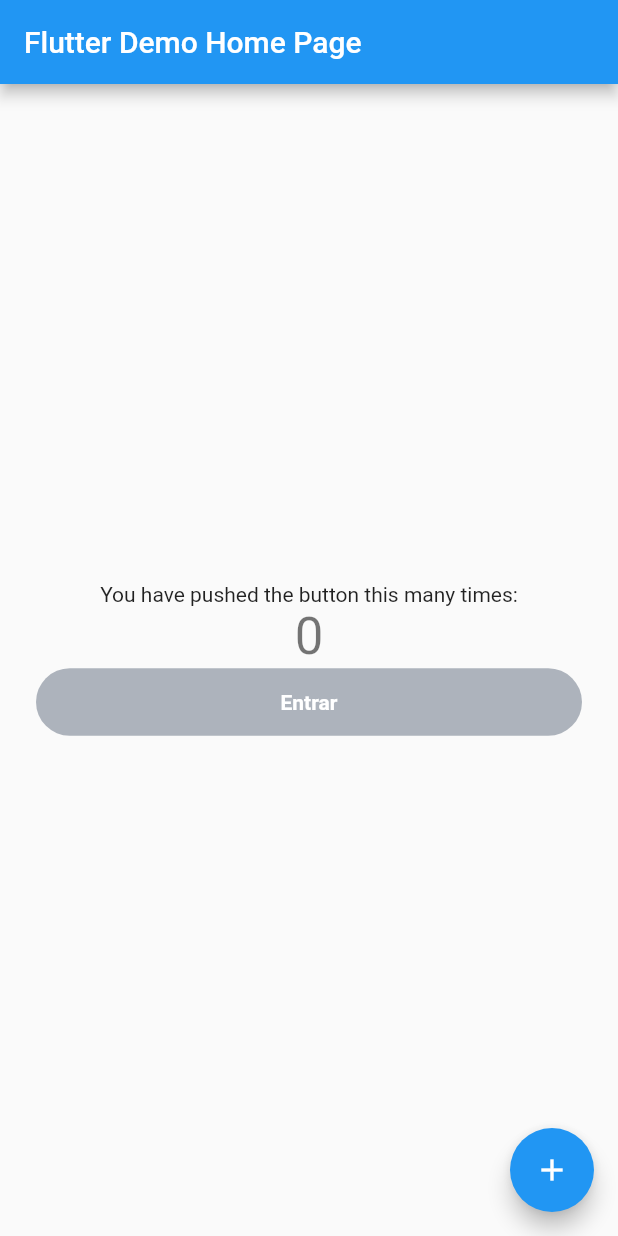
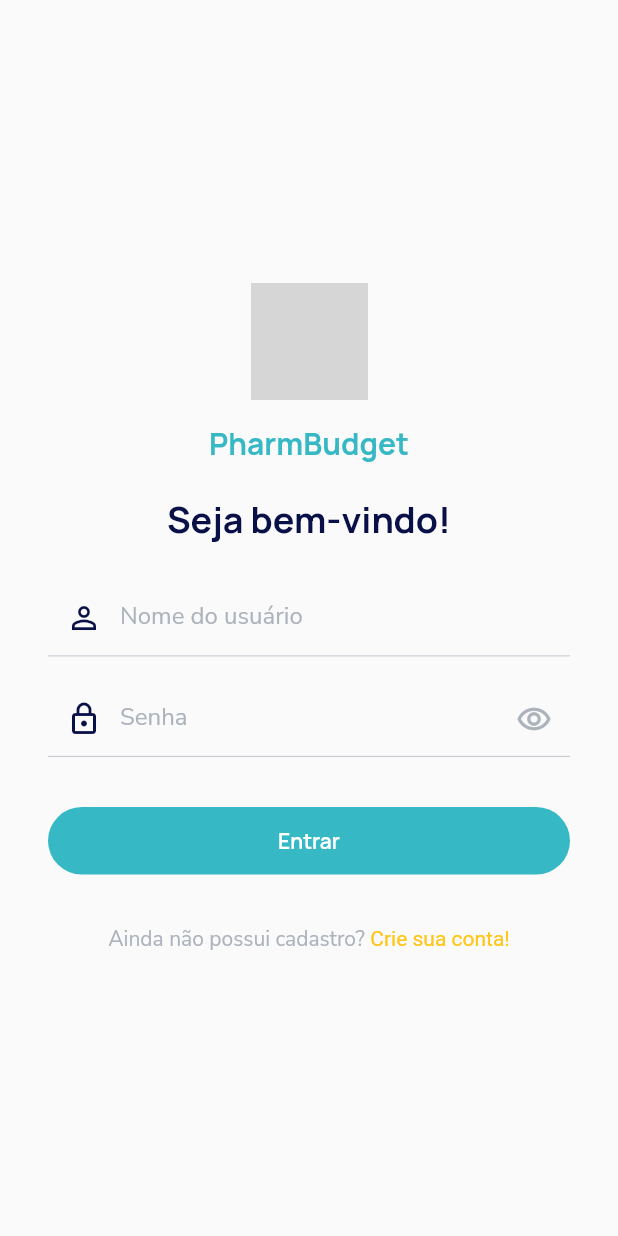
Before and after one commit to AlexOliveira123/pharm_budget_app, a Flutter app: the screen it shows after launch, on a phone screen of 412 x 824 dp. Run offline on Flutter 3.47's test engine with Material 2 defaults, Android fonts, the phone set to English and light mode, and no system bars; our stand-ins replace google_fonts; grey boxes are pictures that could not be loaded.

Commit message:
feat: LoginPage impl.

```diff
--- /dev/null
+++ b/lib/core/components/fields/input_field.dart
@@ -0,0 +1,61 @@
+import 'package:flutter/material.dart';
+import 'package:flutter/services.dart';
+
+import '../../theme/app_colors.dart';
+import '../../theme/app_spacing.dart';
+import '../../theme/app_typography.dart';
+
+class InputField extends StatelessWidget {
+  final String label;
+  final Widget? preffixIcon;
+  final bool obscureText;
+  final ValueNotifier<bool> _obscureText;
+  final int? maxLength;
+  final List<TextInputFormatter>? inputFormatters;
+
+  InputField({
+    super.key,
+    required this.label,
+    this.preffixIcon,
+    this.obscureText = false,
+    this.maxLength,
+    this.inputFormatters,
+  }) : _obscureText = ValueNotifier(obscureText);
+
+  @override
+  Widget build(BuildContext context) {
+    final defaultBorder = UnderlineInputBorder(borderSide: BorderSide(color: AppColors.grey60, width: 0.5));
+    final focusedBorder = UnderlineInputBorder(borderSide: BorderSide(color: AppColors.primary, width: 1));
+    return ValueListenableBuilder<bool>(
+      valueListenable: _obscureText,
+      builder: (_, isObscure, child) {
+        return TextField(
+          inputFormatters: inputFormatters,
+          obscureText: isObscure,
+          cursorColor: AppColors.primary,
+          maxLength: maxLength,
+          decoration: InputDecoration(
+            prefixIcon: preffixIcon,
+            contentPadding: const EdgeInsets.symmetric(vertical: AppSpacing.x2),
+            enabledBorder: defaultBorder,
+            focusedBorder: focusedBorder,
+            border: defaultBorder,
+            label: Text(label, style: AppTypography.bodyLarge.copyWith(color: AppColors.grey60)),
+            suffixIconColor: MaterialStateColor.resolveWith((states) {
+              return states.contains(MaterialState.focused) ? AppColors.darkBlue : AppColors.grey60;
+            }),
+            suffixIcon: obscureText
+                ? IconButton(
+                    splashRadius: 1,
+                    onPressed: () {
+                      _obscureText.value = !isObscure;
+                    },
+                    icon: Icon(isObscure ? Icons.remove_red_eye_outlined : Icons.remove_red_eye),
+                  )
+                : null,
+          ),
+        );
+      },
+    );
+  }
+}
--- /dev/null
+++ b/lib/core/components/spacers/horizontal_spacer.dart
@@ -0,0 +1,54 @@
+import 'package:flutter/material.dart';
+
+import '../../theme/app_spacing.dart';
+
+class HorizontalSpacer extends StatelessWidget {
+  final double _spacing;
+
+  const HorizontalSpacer({super.key, required double spacing}) : _spacing = spacing;
+
+  factory HorizontalSpacer.x1() {
+    return const HorizontalSpacer(spacing: AppSpacing.x1);
+  }
+
+  factory HorizontalSpacer.x2() {
+    return const HorizontalSpacer(spacing: AppSpacing.x2);
+  }
+
+  factory HorizontalSpacer.x3() {
+    return const HorizontalSpacer(spacing: AppSpacing.x3);
+  }
+
+  factory HorizontalSpacer.x4() {
+    return const HorizontalSpacer(spacing: AppSpacing.x4);
+  }
+
+  factory HorizontalSpacer.x5() {
+    return const HorizontalSpacer(spacing: AppSpacing.x5);
+  }
+
+  factory HorizontalSpacer.x6() {
+    return const HorizontalSpacer(spacing: AppSpacing.x6);
+  }
+
+  factory HorizontalSpacer.x7() {
+    return const HorizontalSpacer(spacing: AppSpacing.x7);
+  }
+
+  factory HorizontalSpacer.x8() {
+    return const HorizontalSpacer(spacing: AppSpacing.x8);
+  }
+
+  factory HorizontalSpacer.x9() {
+    return const HorizontalSpacer(spacing: AppSpacing.x9);
+  }
+
+  factory HorizontalSpacer.x10() {
+    return const HorizontalSpacer(spacing: AppSpacing.x10);
+  }
+
+  @override
+  Widget build(BuildContext context) {
+    return SizedBox(width: _spacing);
+  }
+}
--- /dev/null
+++ b/lib/core/components/spacers/vertical_spacer.dart
@@ -0,0 +1,54 @@
+import 'package:flutter/material.dart';
+
+import 'package:pharm_budget_app/core/theme/app_spacing.dart';
+
+class VerticalSpacer extends StatelessWidget {
+  final double _spacing;
+
+  const VerticalSpacer({super.key, required double spacing}) : _spacing = spacing;
+
+  factory VerticalSpacer.x1() {
+    return const VerticalSpacer(spacing: AppSpacing.x1);
+  }
+
+  factory VerticalSpacer.x2() {
+    return const VerticalSpacer(spacing: AppSpacing.x2);
+  }
+
+  factory VerticalSpacer.x3() {
+    return const VerticalSpacer(spacing: AppSpacing.x3);
+  }
+
+  factory VerticalSpacer.x4() {
+    return const VerticalSpacer(spacing: AppSpacing.x4);
+  }
+
+  factory VerticalSpacer.x5() {
+    return const VerticalSpacer(spacing: AppSpacing.x5);
+  }
+
+  factory VerticalSpacer.x6() {
+    return const VerticalSpacer(spacing: AppSpacing.x6);
+  }
+
+  factory VerticalSpacer.x7() {
+    return const VerticalSpacer(spacing: AppSpacing.x7);
+  }
+
+  factory VerticalSpacer.x8() {
+    return const VerticalSpacer(spacing: AppSpacing.x8);
+  }
+
+  factory VerticalSpacer.x9() {
+    return const VerticalSpacer(spacing: AppSpacing.x9);
+  }
+
+  factory VerticalSpacer.x10() {
+    return const VerticalSpacer(spacing: AppSpacing.x10);
+  }
+
+  @override
+  Widget build(BuildContext context) {
+    return SizedBox(height: _spacing);
+  }
+}
--- a/lib/core/theme/app_colors.dart
+++ b/lib/core/theme/app_colors.dart
@@ -7,6 +7,7 @@ abstract class AppColors {
   static Color secondaryLight = const Color(0XFFFFFAF3);
   static Color accent = const Color(0XFFFF5A5A);
   static Color accentLight = const Color(0XFFE8D8D8);
+  static Color darkBlue = const Color(0XFF090F47);
   static Color white100 = const Color(0XFFFFFFFF);
   static Color white80 = const Color(0XFFF9FAFA);
   static Color grey100 = const Color(0XFF111111);
--- /dev/null
+++ b/lib/core/theme/app_images.dart
@@ -0,0 +1,5 @@
+abstract class AppImages {
+  static const path = 'assets/';
+
+  static const logo = '$path/logo.png';
+}
--- /dev/null
+++ b/lib/core/theme/app_spacing.dart
@@ -0,0 +1,12 @@
+abstract class AppSpacing {
+  static const x1 = 4.0;
+  static const x2 = 8.0;
+  static const x3 = 12.0;
+  static const x4 = 16.0;
+  static const x5 = 20.0;
+  static const x6 = 24.0;
+  static const x7 = 28.0;
+  static const x8 = 32.0;
+  static const x9 = 36.0;
+  static const x10 = 40.0;
+}
--- a/lib/core/theme/app_typography.dart
+++ b/lib/core/theme/app_typography.dart
@@ -1,16 +1,17 @@
 import 'package:flutter/material.dart';
+import 'package:google_fonts/google_fonts.dart';
 
 abstract class AppTypography {
-  static const headline1 = TextStyle(fontFamily: 'Manrope', fontSize: 40, fontWeight: FontWeight.bold);
-  static const headline3 = TextStyle(fontFamily: 'Manrope', fontSize: 24, fontWeight: FontWeight.bold);
-  static const headline2 = TextStyle(fontFamily: 'Manrope', fontSize: 28, fontWeight: FontWeight.bold);
-  static const headline4 = TextStyle(fontFamily: 'Manrope', fontSize: 16, fontWeight: FontWeight.bold);
-  static const headline5 = TextStyle(fontFamily: 'Manrope', fontSize: 14, fontWeight: FontWeight.bold);
-  static const headline6 = TextStyle(fontFamily: 'Manrope', fontSize: 12, fontWeight: FontWeight.bold);
-  static const bodyLarge = TextStyle(fontFamily: 'Nunito Sans', fontSize: 16, fontWeight: FontWeight.w400);
-  static const bodyMedium = TextStyle(fontFamily: 'Nunito Sans', fontSize: 14, fontWeight: FontWeight.w400);
-  static const bodySmall = TextStyle(fontFamily: 'Nunito Sans', fontSize: 12, fontWeight: FontWeight.w400);
-  static const buttonLarge = TextStyle(fontFamily: 'Manrope', fontSize: 16, fontWeight: FontWeight.w600);
-  static const buttonMedium = TextStyle(fontFamily: 'Manrope', fontSize: 14, fontWeight: FontWeight.w600);
-  static const buttonSmall = TextStyle(fontFamily: 'Manrope', fontSize: 12, fontWeight: FontWeight.w600);
+  static final headline1 = GoogleFonts.manrope(textStyle: const TextStyle(fontSize: 40, fontWeight: FontWeight.bold));
+  static final headline2 = GoogleFonts.manrope(textStyle: const TextStyle(fontSize: 28, fontWeight: FontWeight.bold));
+  static final headline3 = GoogleFonts.manrope(textStyle: const TextStyle(fontSize: 24, fontWeight: FontWeight.bold));
+  static final headline4 = GoogleFonts.manrope(textStyle: const TextStyle(fontSize: 20, fontWeight: FontWeight.bold));
+  static final headline5 = GoogleFonts.manrope(textStyle: const TextStyle(fontSize: 14, fontWeight: FontWeight.bold));
+  static final headline6 = GoogleFonts.manrope(textStyle: const TextStyle(fontSize: 12, fontWeight: FontWeight.bold));
+  static final bodyLarge = GoogleFonts.nunitoSans(textStyle: const TextStyle(fontSize: 16, fontWeight: FontWeight.w400));
+  static final bodyMedium = GoogleFonts.nunitoSans(textStyle: const TextStyle(fontSize: 14, fontWeight: FontWeight.w400));
+  static final bodySmall = GoogleFonts.nunitoSans(textStyle: const TextStyle(fontSize: 12, fontWeight: FontWeight.w400));
+  static final buttonLarge = GoogleFonts.manrope(textStyle: const TextStyle(fontSize: 16, fontWeight: FontWeight.w600));
+  static final buttonMedium = GoogleFonts.manrope(textStyle: const TextStyle(fontSize: 14, fontWeight: FontWeight.w600));
+  static final buttonSmall = GoogleFonts.manrope(textStyle: const TextStyle(fontSize: 12, fontWeight: FontWeight.w600));
 }
--- /dev/null
+++ b/lib/features/ui/pages/login_page.dart
@@ -0,0 +1,71 @@
+import 'package:flutter/material.dart';
+import 'package:pharm_budget_app/core/components/spacers/vertical_spacer.dart';
+import 'package:pharm_budget_app/core/theme/app_images.dart';
+import 'package:pharm_budget_app/core/theme/app_typography.dart';
+
+import '../../../core/components/buttons/primary_button.dart';
+import '../../../core/components/fields/input_field.dart';
+import '../../../core/theme/app_colors.dart';
+import '../../../core/theme/app_spacing.dart';
+
+class LoginPage extends StatefulWidget {
+  const LoginPage({super.key});
+
+  @override
+  State<LoginPage> createState() => _LoginPageState();
+}
+
+class _LoginPageState extends State<LoginPage> {
+  @override
+  Widget build(BuildContext context) {
+    return Scaffold(
+      body: Center(
+        child: Padding(
+          padding: const EdgeInsets.symmetric(horizontal: AppSpacing.x8),
+          child: SingleChildScrollView(
+            child: Column(
+              mainAxisAlignment: MainAxisAlignment.center,
+              children: <Widget>[
+                Image.asset(AppImages.logo),
+                VerticalSpacer.x4(),
+                Text('PharmBudget', style: AppTypography.headline4.copyWith(color: AppColors.primary)),
+                VerticalSpacer.x5(),
+                Text('Seja bem-vindo!', style: AppTypography.headline3.copyWith(color: AppColors.darkBlue)),
+                VerticalSpacer.x6(),
+                InputField(
+                  label: 'Nome do usuário',
+                  preffixIcon: Icon(Icons.person_outline, color: AppColors.darkBlue),
+                ),
+                VerticalSpacer.x4(),
+                InputField(
+                  label: 'Senha',
+                  preffixIcon: Icon(Icons.lock_outlined, color: AppColors.darkBlue),
+                  obscureText: true,
+                ),
+                VerticalSpacer.x8(),
+                PrimaryButton(
+                  label: 'Entrar',
+                  isEnabled: true,
+                  onPressed: () {},
+                ),
+                VerticalSpacer.x8(),
+                GestureDetector(
+                  onTap: () {},
+                  child: RichText(
+                    text: TextSpan(
+                      style: AppTypography.bodyMedium.copyWith(color: AppColors.grey60),
+                      text: 'Ainda não possui cadastro? ',
+                      children: [
+                        TextSpan(text: 'Crie sua conta!', style: TextStyle(color: AppColors.secondary)),
+                      ],
+                    ),
+                  ),
+                )
+              ],
+            ),
+          ),
+        ),
+      ),
+    );
+  }
+}
--- a/lib/main.dart
+++ b/lib/main.dart
@@ -1,6 +1,5 @@
 import 'package:flutter/material.dart';
-import 'package:pharm_budget_app/core/components/buttons/primary_button.dart';
-import 'package:pharm_budget_app/core/theme/app_typography.dart';
+import 'features/ui/pages/login_page.dart';
 
 void main() {
   runApp(const MyApp());
@@ -11,67 +10,10 @@ class MyApp extends StatelessWidget {
 
   @override
   Widget build(BuildContext context) {
-    return MaterialApp(
+    return const MaterialApp(
       debugShowCheckedModeBanner: false,
-      title: 'Flutter Demo',
-      theme: ThemeData(
-        primarySwatch: Colors.blue,
-      ),
-      home: const MyHomePage(title: 'Flutter Demo Home Page'),
+      title: 'Pharm Budget',
+      home: LoginPage(),
     );
   }
 }
-
-class MyHomePage extends StatefulWidget {
-  const MyHomePage({super.key, required this.title});
-
-  final String title;
-
-  @override
-  State<MyHomePage> createState() => _MyHomePageState();
-}
-
-class _MyHomePageState extends State<MyHomePage> {
-  int _counter = 0;
-
-  void _incrementCounter() {
-    setState(() {
-      _counter++;
-    });
-  }
-
-  @override
-  Widget build(BuildContext context) {
-    return Scaffold(
-        appBar: AppBar(
-          title: Text(widget.title),
-        ),
-        body: Center(
-          child: Padding(
-            padding: const EdgeInsets.all(24),
-            child: Column(
-              mainAxisAlignment: MainAxisAlignment.center,
-              children: <Widget>[
-                const Text(
-                  'You have pushed the button this many times:',
-                ),
-                Text(
-                  '$_counter',
-                  style: Theme.of(context).textTheme.headlineMedium,
-                ),
-                PrimaryButton(
-                  label: 'Entrar',
-                  isEnabled: false,
-                  onPressed: () {},
-                ),
-              ],
-            ),
-          ),
-        ),
-        floatingActionButton: FloatingActionButton(
-          onPressed: _incrementCounter,
-          tooltip: 'Increment',
-          child: const Icon(Icons.add),
-        ));
-  }
-}
--- a/pubspec.yaml
+++ b/pubspec.yaml
@@ -11,6 +11,7 @@ dependencies:
   flutter:
     sdk: flutter
   cupertino_icons: ^1.0.2
+  google_fonts: ^4.0.4
 
 dev_dependencies:
   flutter_test:
@@ -18,5 +19,6 @@ dev_dependencies:
   flutter_lints: ^2.0.0
 
 flutter:
-
   uses-material-design: true
+  assets:
+    - assets/
```
Also changed, not shown: assets/logo.png (added), pubspec.lock, 6 other files.
